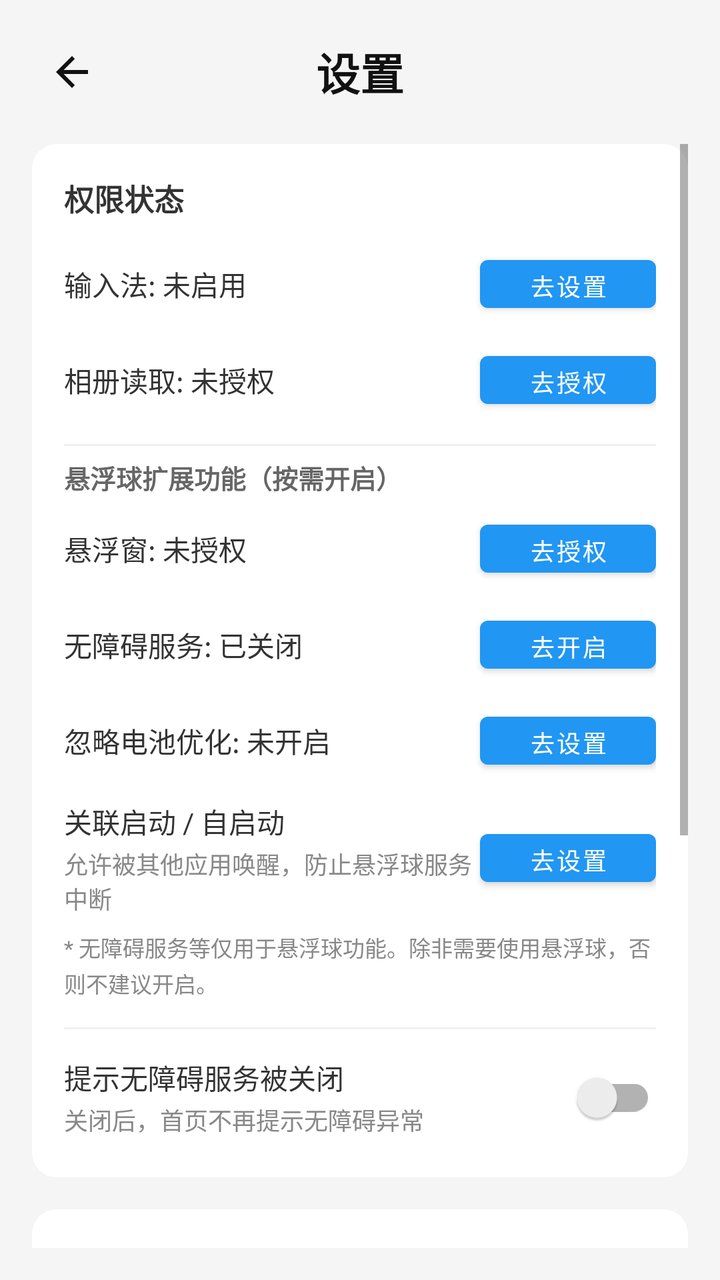
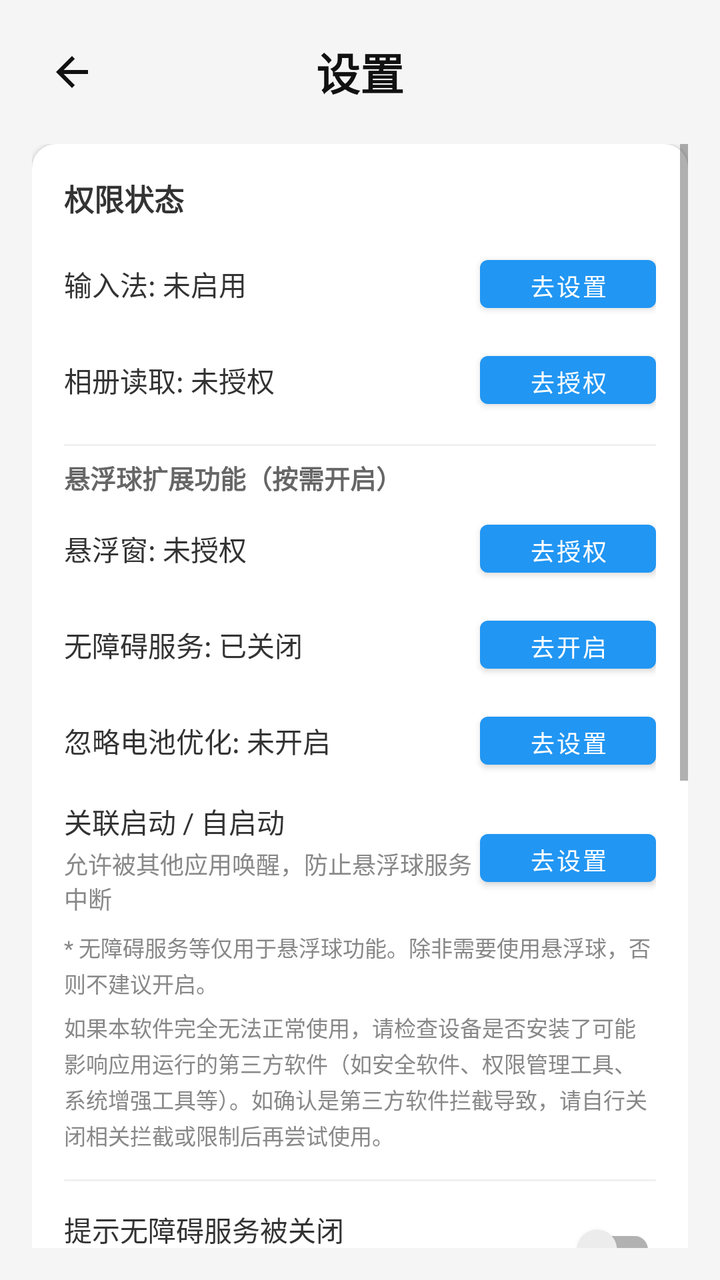

Screens rendered from an Android XML layout before and after an edit, with the pre-edit source and the edit as a unified diff.
<!-- AndroidManifest.xml: application theme Theme.Test -->
<!-- res/layout/activity_settings.xml -->
<?xml version="1.0" encoding="utf-8"?>
<LinearLayout xmlns:android="http://schemas.android.com/apk/res/android"
    android:layout_width="match_parent"
    android:layout_height="match_parent"
    android:orientation="vertical"
    android:padding="16dp"
    android:background="#F5F5F5">

    <LinearLayout
        android:layout_width="match_parent"
        android:layout_height="wrap_content"
        android:orientation="horizontal"
        android:gravity="center_vertical"
        android:layout_marginBottom="16dp">

        <ImageButton
            android:id="@+id/btnBack"
            android:layout_width="40dp"
            android:layout_height="40dp"
            android:background="@android:color/transparent"
            android:src="@drawable/ic_arrow_back_24"
            android:tint="#111111"
            android:contentDescription="返回" />

        <TextView
            android:layout_width="0dp"
            android:layout_height="wrap_content"
            android:layout_weight="1"
            android:text="设置"
            android:textSize="22sp"
            android:textStyle="bold"
            android:textColor="#111111"
            android:gravity="center" />

        <View
            android:layout_width="40dp"
            android:layout_height="40dp" />
    </LinearLayout>

    <ScrollView
        android:layout_width="match_parent"
        android:layout_height="match_parent"
        android:fillViewport="true">

        <LinearLayout
            android:layout_width="match_parent"
            android:layout_height="wrap_content"
            android:orientation="vertical">

            
            <LinearLayout
                android:layout_width="match_parent"
                android:layout_height="wrap_content"
                android:orientation="vertical"
                android:background="@drawable/bg_home_card"
                android:padding="16dp"
                android:elevation="1dp"
                android:layout_marginBottom="16dp">

                <TextView
                    android:layout_width="wrap_content"
                    android:layout_height="wrap_content"
                    android:text="权限状态"
                    android:textSize="15sp"
                    android:textStyle="bold"
                    android:textColor="#333333"
                    android:layout_marginBottom="8dp" />

                
                <LinearLayout
                    android:layout_width="match_parent"
                    android:layout_height="wrap_content"
                    android:orientation="horizontal"
                    android:gravity="center_vertical"
                    android:paddingVertical="6dp">

                    <TextView
                        android:id="@+id/tvPermImeStatus"
                        android:layout_width="0dp"
                        android:layout_height="wrap_content"
                        android:layout_weight="1"
                        android:text="输入法: 未启用"
                        android:textSize="14sp"
                        android:textColor="#333333" />

                    <Button
                        android:id="@+id/btnPermImeAction"
                        android:layout_width="wrap_content"
                        android:layout_height="36dp"
                        android:textSize="12sp"
                        android:text="去设置" />
                </LinearLayout>

                
                <LinearLayout
                    android:layout_width="match_parent"
                    android:layout_height="wrap_content"
                    android:orientation="horizontal"
                    android:gravity="center_vertical"
                    android:paddingVertical="6dp">

                    <TextView
                        android:id="@+id/tvPermStorageStatus"
                        android:layout_width="0dp"
                        android:layout_height="wrap_content"
                        android:layout_weight="1"
                        android:text="相册读取: 未授权"
                        android:textSize="14sp"
                        android:textColor="#333333" />

                    <Button
                        android:id="@+id/btnPermStorageAction"
                        android:layout_width="wrap_content"
                        android:layout_height="36dp"
                        android:textSize="12sp"
                        android:text="去授权" />
                </LinearLayout>

                <View
                    android:layout_width="match_parent"
                    android:layout_height="1dp"
                    android:background="#F0F0F0"
                    android:layout_marginTop="8dp"
                    android:layout_marginBottom="6dp" />

                <TextView
                    android:layout_width="match_parent"
                    android:layout_height="wrap_content"
                    android:text="悬浮球扩展功能（按需开启）"
                    android:textSize="13sp"
                    android:textStyle="bold"
                    android:textColor="#666666"
                    android:layout_marginBottom="2dp" />

                
                <LinearLayout
                    android:layout_width="match_parent"
                    android:layout_height="wrap_content"
                    android:orientation="horizontal"
                    android:gravity="center_vertical"
                    android:paddingVertical="6dp">

                    <TextView
                        android:id="@+id/tvPermOverlayStatus"
                        android:layout_width="0dp"
                        android:layout_height="wrap_content"
                        android:layout_weight="1"
                        android:text="悬浮窗: 未授权"
                        android:textSize="14sp"
                        android:textColor="#333333" />

                    <Button
                        android:id="@+id/btnPermOverlayAction"
                        android:layout_width="wrap_content"
                        android:layout_height="36dp"
                        android:textSize="12sp"
                        android:text="去授权" />
                </LinearLayout>

                
                <LinearLayout
                    android:layout_width="match_parent"
                    android:layout_height="wrap_content"
                    android:orientation="horizontal"
                    android:gravity="center_vertical"
                    android:paddingVertical="6dp">

                    <TextView
                        android:id="@+id/tvPermA11yStatus"
                        android:layout_width="0dp"
                        android:layout_height="wrap_content"
                        android:layout_weight="1"
                        android:text="无障碍服务: 已关闭"
                        android:textSize="14sp"
                        android:textColor="#333333" />

                    <Button
                        android:id="@+id/btnPermA11yAction"
                        android:layout_width="wrap_content"
                        android:layout_height="36dp"
                        android:textSize="12sp"
                        android:text="去开启" />
                </LinearLayout>

                
                <LinearLayout
                    android:layout_width="match_parent"
                    android:layout_height="wrap_content"
                    android:orientation="horizontal"
                    android:gravity="center_vertical"
                    android:paddingVertical="6dp">

                    <TextView
                        android:id="@+id/tvPermBatteryStatus"
                        android:layout_width="0dp"
                        android:layout_height="wrap_content"
                        android:layout_weight="1"
                        android:text="忽略电池优化: 未开启"
                        android:textSize="14sp"
                        android:textColor="#333333" />

                    <Button
                        android:id="@+id/btnPermBatteryAction"
                        android:layout_width="wrap_content"
                        android:layout_height="36dp"
                        android:textSize="12sp"
                        android:text="去设置" />
                </LinearLayout>

                
                <LinearLayout
                    android:id="@+id/layoutPermAutoStart"
                    android:layout_width="match_parent"
                    android:layout_height="wrap_content"
                    android:orientation="vertical"
                    android:paddingVertical="6dp">

                    <LinearLayout
                        android:layout_width="match_parent"
                        android:layout_height="wrap_content"
                        android:orientation="horizontal"
                        android:gravity="center_vertical">

                        <LinearLayout
                            android:layout_width="0dp"
                            android:layout_height="wrap_content"
                            android:layout_weight="1"
                            android:orientation="vertical">

                            <TextView
                                android:layout_width="wrap_content"
                                android:layout_height="wrap_content"
                                android:text="关联启动 / 自启动"
                                android:textSize="14sp"
                                android:textColor="#333333" />

                            <TextView
                                android:id="@+id/tvPermAutoStartSub"
                                android:layout_width="wrap_content"
                                android:layout_height="wrap_content"
                                android:text="允许被其他应用唤醒，防止悬浮球服务中断"
                                android:textSize="12sp"
                                android:textColor="#888888"
                                android:layout_marginTop="2dp" />
                        </LinearLayout>

                        <Button
                            android:id="@+id/btnPermAutoStartAction"
                            android:layout_width="wrap_content"
                            android:layout_height="36dp"
                            android:textSize="12sp"
                            android:text="去设置" />
                    </LinearLayout>
                </LinearLayout>

                <TextView
                    android:layout_width="match_parent"
                    android:layout_height="wrap_content"
                    android:text="* 无障碍服务等仅用于悬浮球功能。除非需要使用悬浮球，否则不建议开启。"
                    android:textSize="11sp"
                    android:textColor="#888888"
                    android:layout_marginTop="2dp"
                    android:layout_marginBottom="4dp"
                    android:lineSpacingExtra="2dp" />

                <View
                    android:layout_width="match_parent"
                    android:layout_height="1dp"
                    android:background="#F0F0F0"
                    android:layout_marginVertical="10dp" />

                
                <LinearLayout
                    android:layout_width="match_parent"
                    android:layout_height="wrap_content"
                    android:orientation="horizontal"
                    android:gravity="center_vertical">

                    <LinearLayout
                        android:layout_width="0dp"
                        android:layout_height="wrap_content"
                        android:layout_weight="1"
                        android:orientation="vertical">

                        <TextView
                            android:layout_width="wrap_content"
                            android:layout_height="wrap_content"
                            android:text="提示无障碍服务被关闭"
                            android:textSize="14sp"
                            android:textColor="#333333" />

                        <TextView
                            android:layout_width="wrap_content"
                            android:layout_height="wrap_content"
                            android:text="关闭后，首页不再提示无障碍异常"
                            android:textSize="12sp"
                            android:textColor="#888888"
                            android:layout_marginTop="2dp" />
                    </LinearLayout>

                    <androidx.appcompat.widget.SwitchCompat
                        android:id="@+id/swNotifyWhenA11yDisabled"
                        android:layout_width="wrap_content"
                        android:layout_height="wrap_content" />
                </LinearLayout>

            </LinearLayout>

            
            <LinearLayout
                android:layout_width="match_parent"
                android:layout_height="wrap_content"
                android:orientation="vertical"
                android:background="@drawable/bg_home_card"
                android:elevation="1dp"
                android:layout_marginBottom="16dp">

                
                <LinearLayout
                    android:id="@+id/btnNavKeyboardAppearance"
                    android:layout_width="match_parent"
                    android:layout_height="52dp"
                    android:orientation="horizontal"
                    android:gravity="center_vertical"
                    android:paddingHorizontal="16dp"
                    android:background="?android:attr/selectableItemBackground">

                    <TextView
                        android:layout_width="0dp"
                        android:layout_height="wrap_content"
                        android:layout_weight="1"
                        android:text="键盘外观与主题"
                        android:textSize="15sp"
                        android:textColor="#333333" />

                    <TextView
                        android:layout_width="wrap_content"
                        android:layout_height="wrap_content"
                        android:text=">"
                        android:textSize="18sp"
                        android:textColor="#999999" />
                </LinearLayout>

                <View
                    android:layout_width="match_parent"
                    android:layout_height="1dp"
                    android:background="#F0F0F0" />

                
                <LinearLayout
                    android:id="@+id/btnNavFloatingSettings"
                    android:layout_width="match_parent"
                    android:layout_height="52dp"
                    android:orientation="horizontal"
                    android:gravity="center_vertical"
                    android:paddingHorizontal="16dp"
                    android:background="?android:attr/selectableItemBackground">

                    <TextView
                        android:layout_width="0dp"
                        android:layout_height="wrap_content"
                        android:layout_weight="1"
                        android:text="悬浮球设置"
                        android:textSize="15sp"
                        android:textColor="#333333" />

                    <TextView
                        android:layout_width="wrap_content"
                        android:layout_height="wrap_content"
                        android:text=">"
                        android:textSize="18sp"
                        android:textColor="#999999" />
                </LinearLayout>

                <View
                    android:layout_width="match_parent"
                    android:layout_height="1dp"
                    android:background="#F0F0F0" />

                
                <LinearLayout
                    android:id="@+id/btnNavOtherSettings"
                    android:layout_width="match_parent"
                    android:layout_height="52dp"
                    android:orientation="horizontal"
                    android:gravity="center_vertical"
                    android:paddingHorizontal="16dp"
                    android:background="?android:attr/selectableItemBackground">

                    <TextView
                        android:layout_width="0dp"
                        android:layout_height="wrap_content"
                        android:layout_weight="1"
                        android:text="其他设置"
                        android:textSize="15sp"
                        android:textColor="#333333" />

                    <TextView
                        android:layout_width="wrap_content"
                        android:layout_height="wrap_content"
                        android:text=">"
                        android:textSize="18sp"
                        android:textColor="#999999" />
                </LinearLayout>

            </LinearLayout>

            
            <LinearLayout
                android:layout_width="match_parent"
                android:layout_height="wrap_content"
                android:orientation="vertical"
                android:background="@drawable/bg_home_card"
                android:elevation="1dp"
                android:layout_marginBottom="24dp">

                <TextView
                    android:layout_width="wrap_content"
                    android:layout_height="wrap_content"
                    android:text="调试与日志"
                    android:textSize="15sp"
                    android:textStyle="bold"
                    android:textColor="#333333"
                    android:paddingStart="16dp"
                    android:paddingTop="16dp"
                    android:paddingBottom="8dp" />

                
                <LinearLayout
                    android:id="@+id/btnNavControlTest"
                    android:layout_width="match_parent"
                    android:layout_height="52dp"
                    android:orientation="horizontal"
                    android:gravity="center_vertical"
                    android:paddingHorizontal="16dp"
                    android:background="?android:attr/selectableItemBackground">

                    <TextView
                        android:layout_width="0dp"
                        android:layout_height="wrap_content"
                        android:layout_weight="1"
                        android:text="标准对照组测试"
                        android:textSize="15sp"
                        android:textColor="#333333" />

                    <TextView
                        android:layout_width="wrap_content"
                        android:layout_height="wrap_content"
                        android:text=">"
                        android:textSize="18sp"
                        android:textColor="#999999" />
                </LinearLayout>

                <View
                    android:layout_width="match_parent"
                    android:layout_height="1dp"
                    android:background="#F0F0F0" />

                
                <LinearLayout
                    android:id="@+id/btnNavViewLogs"
                    android:layout_width="match_parent"
                    android:layout_height="52dp"
                    android:orientation="horizontal"
                    android:gravity="center_vertical"
                    android:paddingHorizontal="16dp"
                    android:background="?android:attr/selectableItemBackground">

                    <TextView
                        android:layout_width="0dp"
                        android:layout_height="wrap_content"
                        android:layout_weight="1"
                        android:text="查看运行日志"
                        android:textSize="15sp"
                        android:textColor="#333333" />

                    <TextView
                        android:layout_width="wrap_content"
                        android:layout_height="wrap_content"
                        android:text=">"
                        android:textSize="18sp"
                        android:textColor="#999999" />
                </LinearLayout>

            </LinearLayout>

        </LinearLayout>
    </ScrollView>

</LinearLayout>
<!-- resources referenced by this layout -->
<resources>
  <!-- drawable bg_home_card (drawable) -->
  <?xml version="1.0" encoding="utf-8"?>
  <shape xmlns:android="http://schemas.android.com/apk/res/android"
      android:shape="rectangle">
      <solid android:color="#FFFFFF" />
      <corners android:radius="12dp" />
  </shape>
  <!-- drawable ic_arrow_back_24 (drawable) -->
  <vector xmlns:android="http://schemas.android.com/apk/res/android"
      android:width="24dp"
      android:height="24dp"
      android:viewportWidth="24"
      android:viewportHeight="24"
      android:autoMirrored="true">
    <path
        android:fillColor="@android:color/white"
        android:pathData="M20,11H7.83l5.59,-5.59L12,4l-8,8 8,8 1.41,-1.41L7.83,13H20v-2z"/>
  </vector>
  <style name="Theme.Test" parent="Theme.MaterialComponents.DayNight.NoActionBar">
          <item name="colorPrimary">#2196F3</item>
          <item name="colorPrimaryVariant">#1976D2</item>
          <item name="colorOnPrimary">#FFFFFF</item>
          <item name="colorSecondary">#03DAC6</item>
          <item name="colorSecondaryVariant">#018786</item>
          <item name="colorOnSecondary">#000000</item>
          <item name="android:statusBarColor">?attr/colorPrimaryVariant</item>
      </style>
</resources>

<!-- the commit's change to res/layout/activity_settings.xml (unified diff, before → after) -->
@@ -263,6 +263,16 @@
                     android:layout_marginBottom="4dp"
                     android:lineSpacingExtra="2dp" />
 
+                <TextView
+                    android:layout_width="match_parent"
+                    android:layout_height="wrap_content"
+                    android:text="如果本软件完全无法正常使用，请检查设备是否安装了可能影响应用运行的第三方软件（如安全软件、权限管理工具、系统增强工具等）。如确认是第三方软件拦截导致，请自行关闭相关拦截或限制后再尝试使用。"
+                    android:textSize="11sp"
+                    android:textColor="#888888"
+                    android:layout_marginTop="2dp"
+                    android:layout_marginBottom="4dp"
+                    android:lineSpacingExtra="2dp" />
+
                 <View
                     android:layout_width="match_parent"
                     android:layout_height="1dp"
